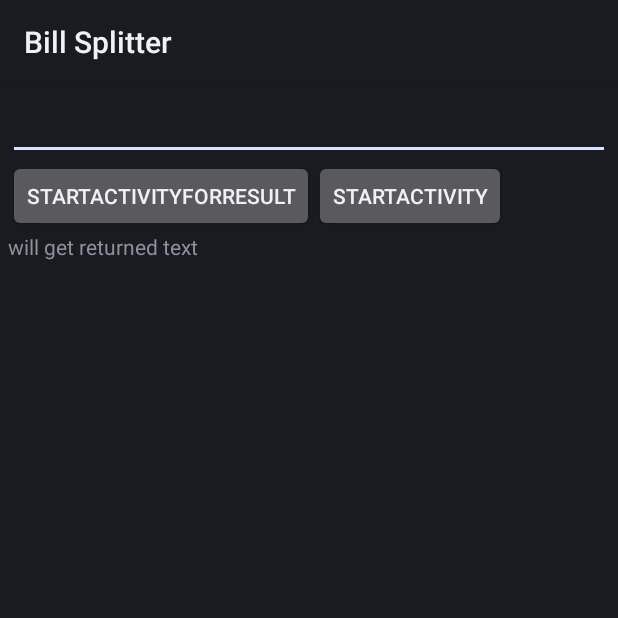
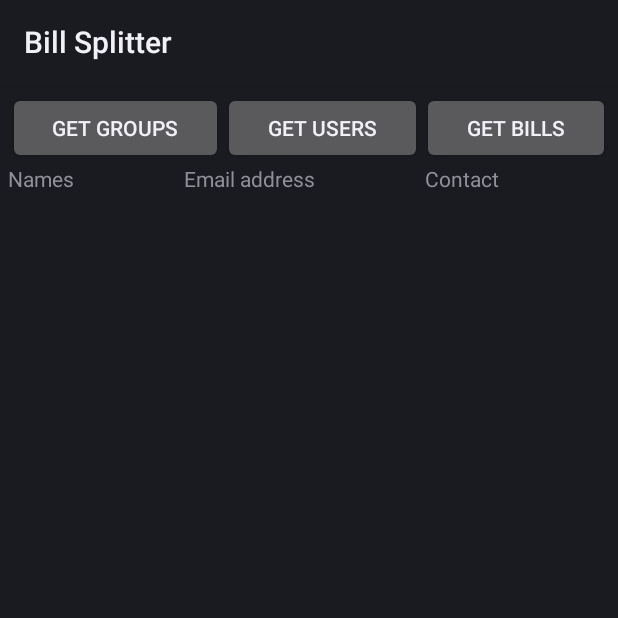
Before and after one commit to prateekgupta3991/billshare-app, an Android app: the GetData screen opened directly, with no data from a screen before it, on a phone screen of 412 x 824 dp, the top half of it. Run offline under Robolectric (Android 15) with nearby library versions, the light colour scheme and no system bars; libraries missing offline, so code that uses them is left out: retrofit2.converter.jackson; 2 statements that could not run were skipped.

Commit message:
get user api integrated and data view done

```diff
--- a/app/src/main/res/layout/get.xml
+++ b/app/src/main/res/layout/get.xml
@@ -5,33 +5,87 @@
     android:orientation="vertical"
     android:padding="5dp">
 
-    <EditText
-        android:id="@+id/etget"
+    <!--<EditText-->
+        <!--android:id="@+id/etget"-->
+        <!--android:layout_width="match_parent"-->
+        <!--android:layout_height="wrap_content"-->
+        <!--android:ems="10" />-->
+
+    <LinearLayout
+        android:id="@+id/parallelButtons"
         android:layout_width="match_parent"
         android:layout_height="wrap_content"
-        android:ems="10" />
-
+        android:weightSum="3"
+        android:orientation="horizontal"
+        android:layout_gravity="center">
         <Button
             android:id="@+id/bt2get"
             android:layout_width="wrap_content"
             android:layout_height="wrap_content"
-        android:layout_below="@id/etget"
-        android:text="StartActivityForResult" />
+            android:layout_weight="1"
+            android:text="Get groups" />
 
         <Button
             android:id="@+id/bt1get"
             android:layout_width="wrap_content"
             android:layout_height="wrap_content"
-        android:layout_below="@id/etget"
             android:layout_alignTop="@id/bt2get"
             android:layout_alignBottom="@id/bt2get"
             android:layout_toRightOf="@id/bt2get"
-        android:text="StartActivity" />
+            android:layout_weight="1"
+            android:text="Get users" />
+
+        <Button
+            android:id="@+id/bt3get"
+            android:layout_width="wrap_content"
+            android:layout_height="wrap_content"
+            android:layout_alignTop="@id/bt1get"
+            android:layout_alignBottom="@id/bt1get"
+            android:layout_toRightOf="@id/bt1get"
+            android:layout_weight="1"
+            android:text="Get bills" />
+    </LinearLayout>
+
+    <TableLayout
+        android:id="@+id/datatable"
+        android:layout_width="match_parent"
+        android:layout_height="wrap_content"
+        android:layout_below="@id/parallelButtons">
+
+        <TableRow
+            android:id="@+id/tableRow1"
+            android:layout_width="fill_parent"
+            android:layout_height="fill_parent"
+            android:layout_weight="1">
 
             <TextView
-        android:id="@+id/tv1get"
+                android:id="@+id/tvtable1"
                 android:layout_width="fill_parent"
-        android:layout_height="wrap_content"
-        android:layout_below="@id/bt2get"
-        android:text="will get returned text" />
+                android:layout_height="fill_parent"
+                android:layout_weight="1"
+                android:text="Names" />
+
+            <TextView
+                android:id="@+id/tvtable2"
+                android:layout_width="fill_parent"
+                android:layout_height="fill_parent"
+                android:layout_weight="1"
+                android:text="Email address" />
+
+            <TextView
+                android:id="@+id/tvtable3"
+                android:layout_width="fill_parent"
+                android:layout_height="fill_parent"
+                android:layout_weight="1"
+                android:text="Contact" />
+
+        </TableRow>
+    </TableLayout>
+
+    <!--<TextView-->
+        <!--android:id="@+id/tv1get"-->
+        <!--android:layout_width="fill_parent"-->
+        <!--android:layout_height="wrap_content"-->
+        <!--android:layout_below="@id/bt2get"-->
+        <!--android:text="will get returned text" />-->
 </RelativeLayout>
```
Also changed, not shown: app/src/main/java/bitspilani/goa/letsPlay/activities/GetData.java (+40 -38 lines). Lines whose indentation alone changed are shown as unchanged.
